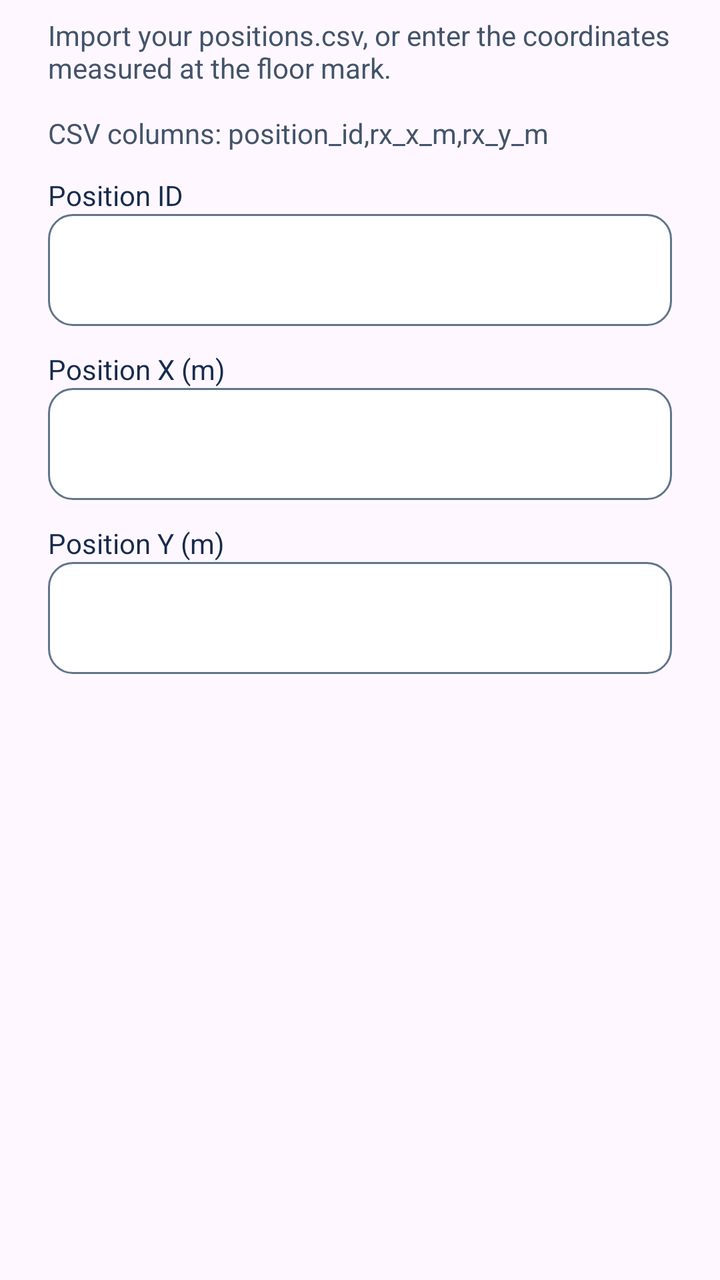
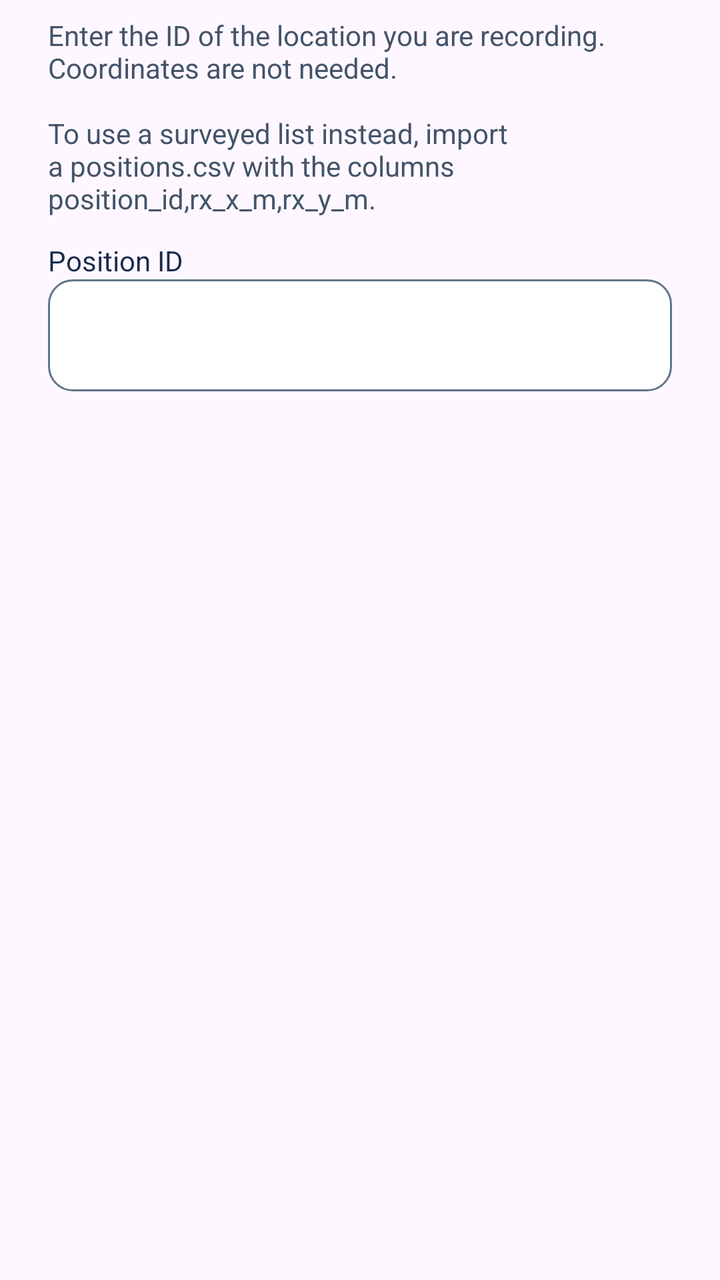

Compare the two renders of this Android layout. The source of the first and the diff that turns it into the second are given below.
<!-- AndroidManifest.xml: application theme Theme.QVLP -->
<!-- res/layout/dialog_position.xml -->
<?xml version="1.0" encoding="utf-8"?>
<ScrollView xmlns:android="http://schemas.android.com/apk/res/android" xmlns:app="http://schemas.android.com/apk/res-auto"
    android:layout_width="match_parent" android:layout_height="wrap_content"
    android:theme="@style/ThemeOverlay.QVLP.PreferenceDialog" android:paddingHorizontal="24dp" android:paddingVertical="8dp">
    <LinearLayout android:layout_width="match_parent" android:layout_height="wrap_content" android:orientation="vertical">
        <TextView android:layout_width="match_parent" android:layout_height="wrap_content"
            android:text="@string/position_entry_help" android:textColor="@color/dialog_text_secondary" android:textSize="14sp" />
<TextView android:layout_width="match_parent" android:layout_height="wrap_content"
        android:labelFor="@+id/positionIdInput" android:text="@string/position_id"
        android:layout_marginTop="12dp" android:textColor="@color/dialog_text_primary" android:textSize="14sp" />
    <androidx.appcompat.widget.AppCompatEditText android:id="@id/positionIdInput"
        android:layout_width="match_parent" android:layout_height="wrap_content" android:minHeight="56dp"
        android:padding="12dp" android:background="@drawable/dialog_value_background" app:backgroundTint="@null"
        android:textColor="@color/dialog_text_primary" android:textColorHint="@color/dialog_text_secondary"
        android:textColorHighlight="@color/dialog_selection" android:textCursorDrawable="@drawable/dialog_value_cursor"
        android:textSize="18sp" android:inputType="number" android:singleLine="true" android:importantForAutofill="no" /><TextView android:layout_width="match_parent" android:layout_height="wrap_content"
        android:labelFor="@+id/positionXInput" android:text="@string/position_x"
        android:layout_marginTop="12dp" android:textColor="@color/dialog_text_primary" android:textSize="14sp" />
    <androidx.appcompat.widget.AppCompatEditText android:id="@id/positionXInput"
        android:layout_width="match_parent" android:layout_height="wrap_content" android:minHeight="56dp"
        android:padding="12dp" android:background="@drawable/dialog_value_background" app:backgroundTint="@null"
        android:textColor="@color/dialog_text_primary" android:textColorHint="@color/dialog_text_secondary"
        android:textColorHighlight="@color/dialog_selection" android:textCursorDrawable="@drawable/dialog_value_cursor"
        android:textSize="18sp" android:inputType="numberDecimal|numberSigned" android:singleLine="true" android:importantForAutofill="no" /><TextView android:layout_width="match_parent" android:layout_height="wrap_content"
        android:labelFor="@+id/positionYInput" android:text="@string/position_y"
        android:layout_marginTop="12dp" android:textColor="@color/dialog_text_primary" android:textSize="14sp" />
    <androidx.appcompat.widget.AppCompatEditText android:id="@id/positionYInput"
        android:layout_width="match_parent" android:layout_height="wrap_content" android:minHeight="56dp"
        android:padding="12dp" android:background="@drawable/dialog_value_background" app:backgroundTint="@null"
        android:textColor="@color/dialog_text_primary" android:textColorHint="@color/dialog_text_secondary"
        android:textColorHighlight="@color/dialog_selection" android:textCursorDrawable="@drawable/dialog_value_cursor"
        android:textSize="18sp" android:inputType="numberDecimal|numberSigned" android:singleLine="true" android:importantForAutofill="no" />
        <TextView android:id="@+id/positionError" android:layout_width="match_parent" android:layout_height="wrap_content"
            android:layout_marginTop="12dp" android:textColor="@color/dialog_text_primary" android:textStyle="bold"
            android:accessibilityLiveRegion="polite" android:visibility="gone" />
    </LinearLayout>
</ScrollView>
<!-- resources referenced by this layout -->
<resources>
  <color name="dialog_selection">#3300274C</color>
  <color name="dialog_text_primary">#172B4D</color>
  <color name="dialog_text_secondary">#43546A</color>
  <!-- drawable dialog_value_background (drawable) -->
  <?xml version="1.0" encoding="utf-8"?>
  <selector xmlns:android="http://schemas.android.com/apk/res/android">
      <item android:state_focused="true">
          <shape android:shape="rectangle">
              <solid android:color="@color/dialog_input_surface" />
              <stroke android:width="2dp" android:color="@color/dialog_accent" />
              <corners android:radius="12dp" />
          </shape>
      </item>
      <item>
          <shape android:shape="rectangle">
              <solid android:color="@color/dialog_input_surface" />
              <stroke android:width="1dp" android:color="@color/dialog_outline" />
              <corners android:radius="12dp" />
          </shape>
      </item>
  </selector>
  <!-- drawable dialog_value_cursor (drawable) -->
  <?xml version="1.0" encoding="utf-8"?>
  <shape xmlns:android="http://schemas.android.com/apk/res/android" android:shape="rectangle">
      <size android:width="2dp" />
      <solid android:color="@color/dialog_accent" />
  </shape>
  <string name="position_entry_help">Import your positions.csv, or enter the coordinates measured at the floor mark.\n\nCSV columns: position_id,rx_x_m,rx_y_m</string>
  <string name="position_id">Position ID</string>
  <string name="position_x">Position X (m)</string>
  <string name="position_y">Position Y (m)</string>
  <style name="Theme.QVLP" parent="Base.Theme.QVLP" />
  <color name="dialog_input_surface">#FFFFFF</color>
  <color name="dialog_accent">#00274C</color>
  <color name="dialog_outline">#61758A</color>
  <!-- drawable dialog_surface_background (drawable) -->
  <?xml version="1.0" encoding="utf-8"?>
  <shape xmlns:android="http://schemas.android.com/apk/res/android" android:shape="rectangle">
      <solid android:color="@color/dialog_surface" />
      <corners android:radius="24dp" />
  </shape>
  <color name="dialog_surface">#F5F7FA</color>
  <style name="Widget.QVLP.DialogButton" parent="Widget.AppCompat.Button.ButtonBar.AlertDialog">
          <item name="android:textColor">@color/dialog_action_text</item>
          <item name="android:textAllCaps">false</item>
          <item name="android:minHeight">48dp</item>
      </style>
  <style name="Base.Theme.QVLP" parent="Theme.Material3.DayNight.NoActionBar">
          
          <item name="colorPrimary">@color/darkBlue</item>
          <item name="alertDialogTheme">@style/ThemeOverlay.QVLP.PreferenceDialog</item>
      </style>
  <color name="darkBlue">#00274C</color>
  <!-- unchanged entries left out for length: 1 -->
</resources>

<!-- the commit's change to res/layout/dialog_position.xml (unified diff, before → after) -->
@@ -3,7 +3,7 @@
     android:layout_width="match_parent" android:layout_height="wrap_content"
     android:theme="@style/ThemeOverlay.QVLP.PreferenceDialog" android:paddingHorizontal="24dp" android:paddingVertical="8dp">
     <LinearLayout android:layout_width="match_parent" android:layout_height="wrap_content" android:orientation="vertical">
-        <TextView android:layout_width="match_parent" android:layout_height="wrap_content"
+        <TextView android:id="@+id/positionHelp" android:layout_width="match_parent" android:layout_height="wrap_content"
             android:text="@string/position_entry_help" android:textColor="@color/dialog_text_secondary" android:textSize="14sp" />
 <TextView android:layout_width="match_parent" android:layout_height="wrap_content"
         android:labelFor="@+id/positionIdInput" android:text="@string/position_id"
@@ -13,23 +13,7 @@
         android:padding="12dp" android:background="@drawable/dialog_value_background" app:backgroundTint="@null"
         android:textColor="@color/dialog_text_primary" android:textColorHint="@color/dialog_text_secondary"
         android:textColorHighlight="@color/dialog_selection" android:textCursorDrawable="@drawable/dialog_value_cursor"
-        android:textSize="18sp" android:inputType="number" android:singleLine="true" android:importantForAutofill="no" /><TextView android:layout_width="match_parent" android:layout_height="wrap_content"
-        android:labelFor="@+id/positionXInput" android:text="@string/position_x"
-        android:layout_marginTop="12dp" android:textColor="@color/dialog_text_primary" android:textSize="14sp" />
-    <androidx.appcompat.widget.AppCompatEditText android:id="@id/positionXInput"
-        android:layout_width="match_parent" android:layout_height="wrap_content" android:minHeight="56dp"
-        android:padding="12dp" android:background="@drawable/dialog_value_background" app:backgroundTint="@null"
-        android:textColor="@color/dialog_text_primary" android:textColorHint="@color/dialog_text_secondary"
-        android:textColorHighlight="@color/dialog_selection" android:textCursorDrawable="@drawable/dialog_value_cursor"
-        android:textSize="18sp" android:inputType="numberDecimal|numberSigned" android:singleLine="true" android:importantForAutofill="no" /><TextView android:layout_width="match_parent" android:layout_height="wrap_content"
-        android:labelFor="@+id/positionYInput" android:text="@string/position_y"
-        android:layout_marginTop="12dp" android:textColor="@color/dialog_text_primary" android:textSize="14sp" />
-    <androidx.appcompat.widget.AppCompatEditText android:id="@id/positionYInput"
-        android:layout_width="match_parent" android:layout_height="wrap_content" android:minHeight="56dp"
-        android:padding="12dp" android:background="@drawable/dialog_value_background" app:backgroundTint="@null"
-        android:textColor="@color/dialog_text_primary" android:textColorHint="@color/dialog_text_secondary"
-        android:textColorHighlight="@color/dialog_selection" android:textCursorDrawable="@drawable/dialog_value_cursor"
-        android:textSize="18sp" android:inputType="numberDecimal|numberSigned" android:singleLine="true" android:importantForAutofill="no" />
+        android:textSize="18sp" android:inputType="number" android:singleLine="true" android:importantForAutofill="no" />
         <TextView android:id="@+id/positionError" android:layout_width="match_parent" android:layout_height="wrap_content"
             android:layout_marginTop="12dp" android:textColor="@color/dialog_text_primary" android:textStyle="bold"
             android:accessibilityLiveRegion="polite" android:visibility="gone" />
<!-- resource entries referenced after the edit -->
@@ -27,10 +27,8 @@
       <size android:width="2dp" />
       <solid android:color="@color/dialog_accent" />
   </shape>
-  <string name="position_entry_help">Import your positions.csv, or enter the coordinates measured at the floor mark.\n\nCSV columns: position_id,rx_x_m,rx_y_m</string>
+  <string name="position_entry_help">Enter the ID of the location you are recording. Coordinates are not needed.\n\nTo use a surveyed list instead, import a positions.csv with the columns position_id,rx_x_m,rx_y_m.</string>
   <string name="position_id">Position ID</string>
-  <string name="position_x">Position X (m)</string>
-  <string name="position_y">Position Y (m)</string>
   <style name="Theme.QVLP" parent="Base.Theme.QVLP" />
   <color name="dialog_input_surface">#FFFFFF</color>
   <color name="dialog_accent">#00274C</color>
